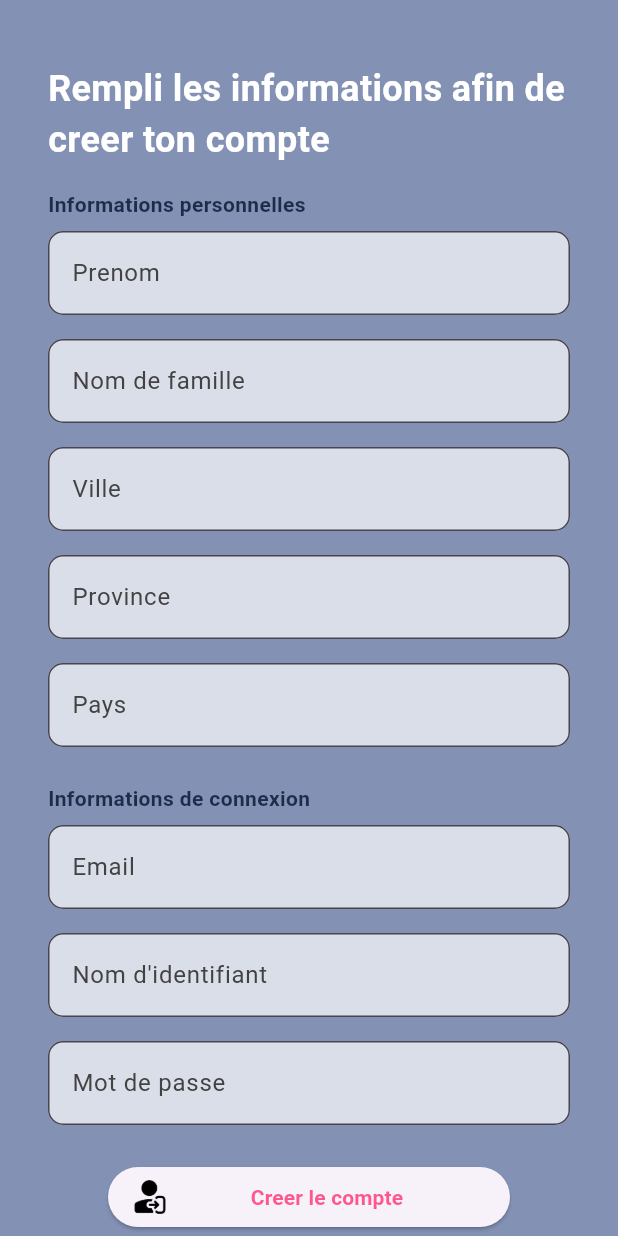
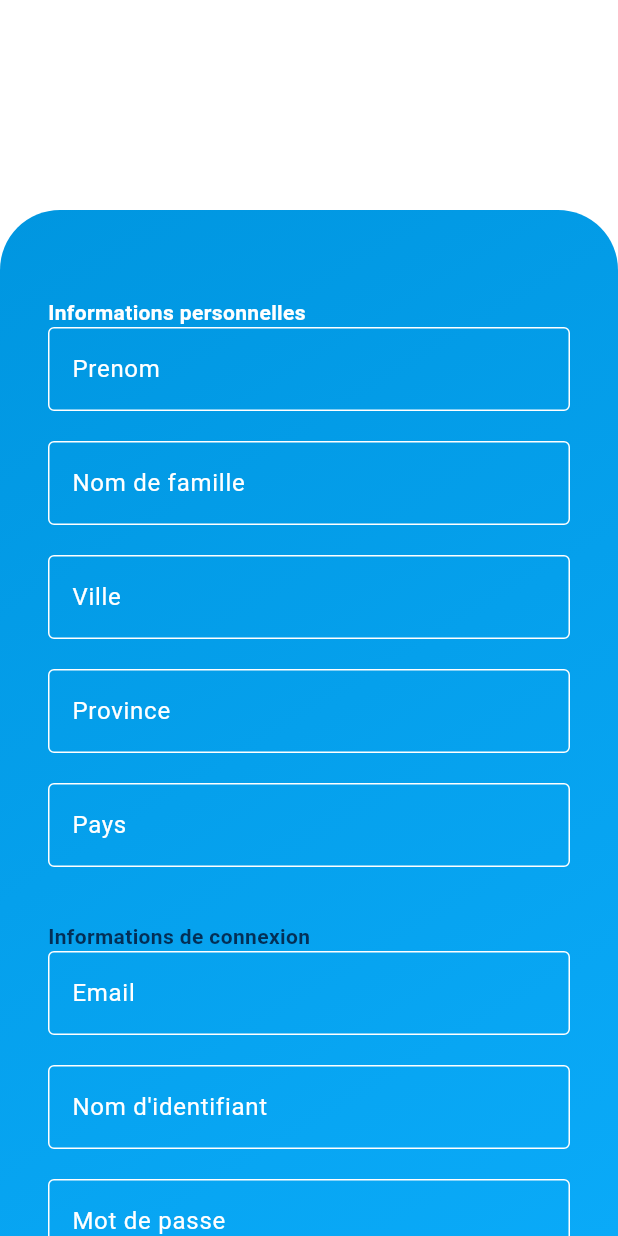
Before and after one commit to zakdonohue/Log450_DoIt, a Flutter app: the CreateAccountScreen screen opened by its route, on a phone screen of 412 x 824 dp. Run offline on Flutter 3.47's test engine with Material 3 defaults, Android fonts, the light colour scheme and no system bars; our stand-ins replace lottie.

Commit message:
fixed nav

```diff
--- a/lib/ui/createaccountscreen.dart
+++ b/lib/ui/createaccountscreen.dart
@@ -5,6 +5,36 @@ import 'package:log450_doit/ui/utils/materialColor.dart';
 import 'package:log450_doit/ui/reusableWidgets/buttonIcon.dart';
 import 'package:http/http.dart' as http;
 import 'dart:convert';
+
+class CustomTextField extends StatelessWidget {
+  final String hintText;
+  final TextEditingController controller;
+
+  const CustomTextField({
+    required this.hintText,
+    required this.controller,
+  });
+
+  @override
+  Widget build(BuildContext context) {
+        return Padding(
+      padding: const EdgeInsets.only(bottom: 20),
+      child: TextFormField(
+        controller: controller,
+        decoration: InputDecoration(
+          hintText: hintText,
+          hintStyle: TextStyle(color: Colors.white), // Set hint text color
+          enabledBorder: OutlineInputBorder(
+            borderSide: BorderSide(color: Colors.white), // Set border color
+          ),
+          focusedBorder: OutlineInputBorder(
+            borderSide: BorderSide(color: Colors.white), // Set border color when focused
+          ),
+        ),
+      ),
+    );
+  }
+}
 
 class CreateAccountScreen extends StatefulWidget {
   static const routeName = '/createaccount';
@@ -29,9 +59,25 @@ class _CreateAccountScreen extends State<CreateAccountScreen> {
 @override
 Widget build(BuildContext context) {
   return Scaffold(
-        backgroundColor: createMaterialColor
-            .createMaterialColor(const Color.fromARGB(200, 97, 115, 160)),
+    backgroundColor: Colors.white,
     body: Padding(
+      padding: const EdgeInsets.only(top: 140.0),
+      child: Center(
+        child: Container(
+          decoration: const BoxDecoration(
+            gradient: LinearGradient(
+              begin: Alignment.topLeft,
+              end: Alignment.bottomRight,
+              colors: [
+                Color.fromARGB(255, 0, 150, 224),
+                Color(0xFF0AAAF8),
+              ],
+            ),
+            borderRadius: BorderRadius.vertical(
+              top: Radius.circular(40.0),
+            ),
+          ),
+          child: Padding(
             padding: const EdgeInsets.symmetric(horizontal: 32.0),
             child: SingleChildScrollView(
               child: Column(
@@ -39,38 +85,39 @@ class _CreateAccountScreen extends State<CreateAccountScreen> {
                 children: <Widget>[
                   const Padding(
                     padding: EdgeInsets.only(top: 42.0),
-                      child: Text(
-                        "Rempli les informations afin de creer ton compte",
-                        style: TextStyle(
-                            color: Colors.white,
-                            fontWeight: FontWeight.bold,
-                            fontSize: 24.0),
-                      ),
                   ),
                   Padding(
                     padding: const EdgeInsets.only(top: 16.0),
                     child: Column(
                       crossAxisAlignment: CrossAxisAlignment.start,
                       children: [
-                          Text("Informations personnelles",
+                        const Text(
+                          "Informations personnelles",
                           style: TextStyle(
-                                  color:
-                                      createMaterialColor.createMaterialColor(
-                                          const Color.fromARGB(199, 2, 14, 43)),
-                                  fontWeight: FontWeight.bold)),
+                            color: Colors.white,
+                            fontWeight: FontWeight.bold,
+                          ),
+                        ),
                         CustomTextField(
                           hintText: "Prenom",
-                              controller: controllerSurname),
+                          controller: controllerSurname,
+                        ),
                         CustomTextField(
                           hintText: "Nom de famille",
-                              controller: controllerLastName),
+                          controller: controllerLastName,
+                        ),
                         CustomTextField(
-                              hintText: "Ville", controller: controllerCity),
+                          hintText: "Ville",
+                          controller: controllerCity,
+                        ),
                         CustomTextField(
                           hintText: "Province",
-                              controller: controllerProvince),
+                          controller: controllerProvince,
+                        ),
                         CustomTextField(
-                              hintText: "Pays", controller: controllerCountry),
+                          hintText: "Pays",
+                          controller: controllerCountry,
+                        ),
                       ],
                     ),
                   ),
@@ -79,20 +126,25 @@ class _CreateAccountScreen extends State<CreateAccountScreen> {
                     child: Column(
                       crossAxisAlignment: CrossAxisAlignment.start,
                       children: [
-                          Text("Informations de connexion",
+                        const Text(
+                          "Informations de connexion",
                           style: TextStyle(
-                                  color:
-                                      createMaterialColor.createMaterialColor(
-                                          const Color.fromARGB(199, 2, 14, 43)),
-                                  fontWeight: FontWeight.bold)),
+                            color: Color.fromARGB(199, 2, 14, 43),
+                            fontWeight: FontWeight.bold,
+                          ),
+                        ),
                         CustomTextField(
-                              hintText: "Email", controller: controllerEmail),
+                          hintText: "Email",
+                          controller: controllerEmail,
+                        ),
                         CustomTextField(
                           hintText: "Nom d'identifiant",
-                              controller: controllerUsername),
+                          controller: controllerUsername,
+                        ),
                         CustomTextField(
                           hintText: "Mot de passe",
-                              controller: controllerPassword),
+                          controller: controllerPassword,
+                        ),
                       ],
                     ),
                   ),
@@ -103,50 +155,53 @@ class _CreateAccountScreen extends State<CreateAccountScreen> {
                         mainAxisAlignment: MainAxisAlignment.center,
                         children: [
                           Padding(
-                                padding: const EdgeInsets.symmetric(
-                                    horizontal: 40.0),
+                            padding: const EdgeInsets.symmetric(horizontal: 40.0),
                             child: ElevatedButton.icon(
-                                    onPressed: () => {
-                                          Navigator.pushNamed(
-                                              context, CoreApp.routeName),
-                                          setState(() {
+                              onPressed: () {
                                 _CreateUser(
-                                              controllerUsername =
                                   controllerUsername,
-                                              controllerPassword =
                                   controllerPassword,
-                                              controllerEmail = controllerEmail,
-                                              controllerSurname =
+                                  controllerEmail,
                                   controllerSurname,
-                                              controllerLastName =
                                   controllerLastName,
-                                              controllerCity = controllerCity,
-                                              controllerProvince =
+                                  controllerCity,
                                   controllerProvince,
-                                              controllerCountry =
                                   controllerCountry,
                                 );
-                                          })
+                                Navigator.pushNamed(context, CoreApp.routeName);
                               },
-                                    label: Align(
+                              label: const Align(
                                 alignment: Alignment.center,
                                 child: Text(
                                   "Creer le compte",
                                   style: TextStyle(
-                                              color: createMaterialColor
-                                                  .createMaterialColor(
-                                                      const Color.fromARGB(
-                                                          200, 255, 45, 108)),
-                                              fontWeight: FontWeight.bold),
-                                        )),
-                                    icon: Image.asset('assets/loginicon.png',
-                                        width: 24.0, height: 24.0)),
-                              )
-                            ])))
-                  ]),
-            )));
+                                    color: Color.fromARGB(200, 255, 45, 108),
+                                    fontWeight: FontWeight.bold,
+                                  ),
+                                ),
+                              ),
+                              icon: Image.asset(
+                                'assets/loginicon.png',
+                                width: 24.0,
+                                height: 24.0,
+                              ),
+                            ),
+                          ),
+                        ],
+                      ),
+                    ),
+                  ),
+                ],
+              ),
+            ),
+          ),
+        ),
+      ),
+    ),
+  );
 }
-}
+
+
 
 Future<void> _CreateUser(
     TextEditingController? controllerUsername,
@@ -188,5 +243,27 @@ Future<void> _CreateUser(
     print("Error create user: $e");
   }
 }
+}
+
+InputDecoration customInputDecoration(String hintText) {
+  return InputDecoration(
+    hintText: hintText,
+    filled: true,
+    fillColor: Colors.transparent,
+    border: OutlineInputBorder(
+      borderSide: BorderSide(color: Colors.white),
+      borderRadius: BorderRadius.circular(8.0),
+    ),
+    enabledBorder: OutlineInputBorder(
+      borderSide: BorderSide(color: Colors.white),
+      borderRadius: BorderRadius.circular(8.0),
+    ),
+    focusedBorder: OutlineInputBorder(
+      borderSide: BorderSide(color: Colors.white),
+      borderRadius: BorderRadius.circular(8.0),
+    ),
+    contentPadding: EdgeInsets.symmetric(vertical: 14.0, horizontal: 16.0),
+  );
+}
 
 final createMaterialColor = CreateMaterialColor();
--- a/lib/ui/loginscreen.dart
+++ b/lib/ui/loginscreen.dart
@@ -1,6 +1,7 @@
 import 'dart:convert';
 import 'package:flutter/material.dart';
 import 'package:log450_doit/homescreen.dart';
+import 'package:log450_doit/ui/corenav.dart';
 import 'package:log450_doit/ui/createaccountscreen.dart';
 import 'package:log450_doit/ui/utils/MaterialColor.dart';
 import 'package:http/http.dart' as http;
@@ -223,7 +224,7 @@ class _LoginScreenState extends State<LoginScreen> {
             final responseBody = jsonDecode(response.body);
             final userId = responseBody['userId'];
             SharedPreferences.shared.userId = userId;
-            Navigator.pushNamed(context, HomeScreen.routeName);
+            Navigator.pushNamed(context, CoreApp.routeName);
 
             print("User authenticated successfully. UserId: $userId");
           } else if (response.statusCode == 401) {
```
Lines whose indentation alone changed are shown as unchanged.
